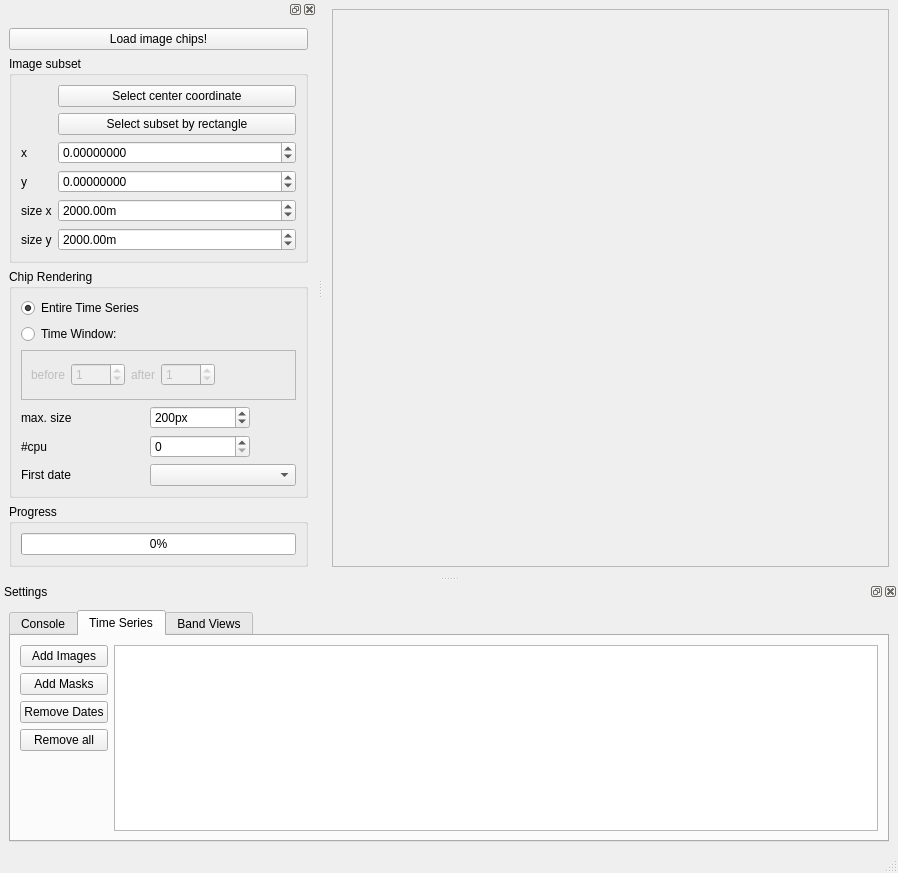
jakimowb/eo-time-series-viewer, file sensecarbon_tsv_gui_base.ui: the form before one commit.
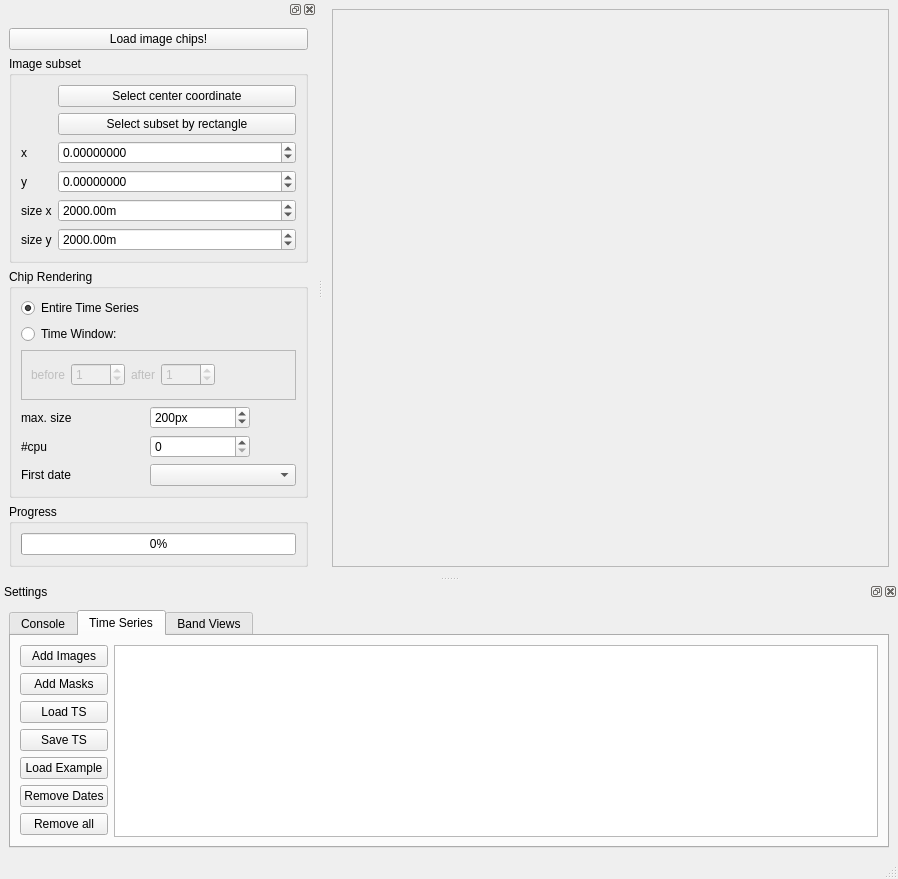
The form after the commit. The open tabs and pages were chosen to show the change.

Commit message: changes to support sensor specific band selection

```diff
--- a/sensecarbon_tsv_gui_base.ui
+++ b/sensecarbon_tsv_gui_base.ui
@@ -152,6 +152,36 @@
              </property>
             </widget>
            </item>
+           <item>
+            <widget class="QPushButton" name="btn_loadTSFile">
+             <property name="toolTip">
+              <string>Load a time series from a text file.</string>
+             </property>
+             <property name="text">
+              <string>Load TS</string>
+             </property>
+            </widget>
+           </item>
+           <item>
+            <widget class="QPushButton" name="btn_saveTSFile">
+             <property name="toolTip">
+              <string>Save the time series in a text file.</string>
+             </property>
+             <property name="text">
+              <string>Save TS</string>
+             </property>
+            </widget>
+           </item>
+           <item>
+            <widget class="QPushButton" name="btn_addTSExample">
+             <property name="toolTip">
+              <string>Load an time series example</string>
+             </property>
+             <property name="text">
+              <string>Load Example</string>
+             </property>
+            </widget>
+           </item>
            <item>
             <widget class="QPushButton" name="btn_removeTSD">
              <property name="toolTip">
```
Left out of the diff: 10 changed lines with no effect on the pictures.
